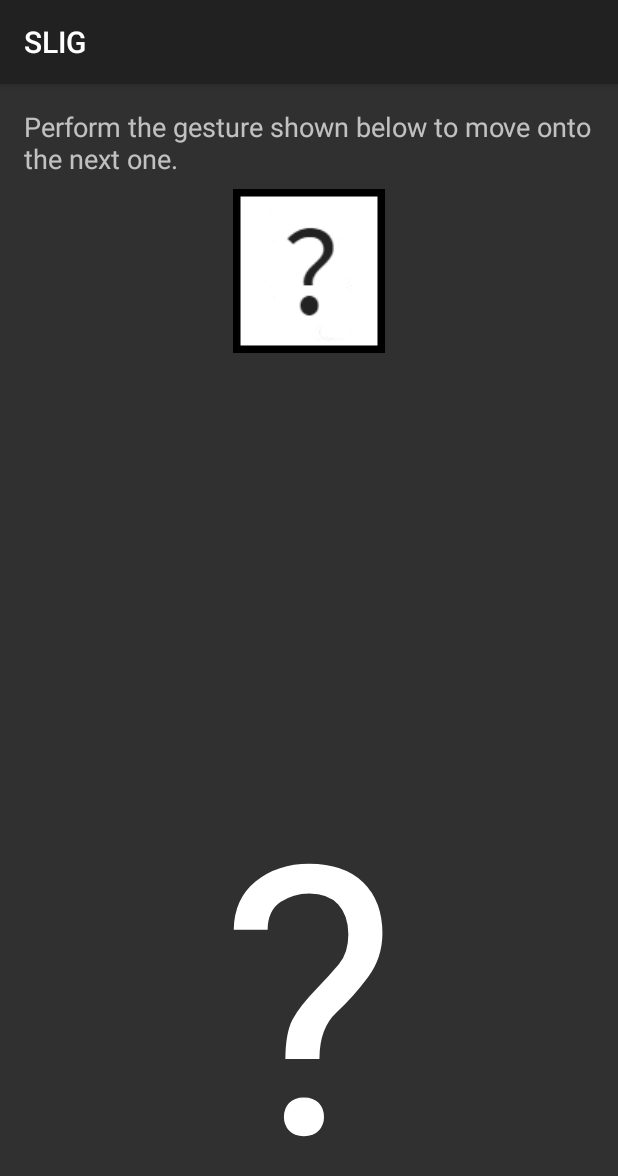
After one commit to jbalog/SLIG, an Android app: the fragment FragmentLearning shown on its own in the app's theme, on a phone screen of 412 x 824 dp. The commit adds this screen. Shown: the top 1176 px of the screen. Run offline under Robolectric (Android 15) with nearby library versions, the phone set to English and light mode, and no system bars.

Commit message:
Added Learning mode & was able to display img drawables and glove gestures successfully.

```diff
--- /dev/null
+++ b/app/src/main/java/group24/SLIG/tabs/FragmentLearning.java
@@ -0,0 +1,47 @@
+package group24.SLIG.tabs;
+
+/**
+ * Fragment used for Gesture Library tab
+ */
+
+import android.graphics.drawable.Drawable;
+import android.os.Bundle;
+import android.support.v4.app.Fragment;
+import android.view.LayoutInflater;
+import android.view.View;
+import android.view.ViewGroup;
+import android.widget.ImageView;
+
+import group24.SLIG.MainActivity;
+import group24.SLIG.R;
+
+public class FragmentLearning extends Fragment{
+    private static View mView;
+    int[] mArray = {R.drawable.img_0, R.drawable.img_1, R.drawable.img_2, R.drawable.img_3, R.drawable.img_4, R.drawable.img_5};
+
+    public static final FragmentLearning newInstance(String sampleText) {
+        FragmentLearning f = new FragmentLearning();
+
+        Bundle b = new Bundle();
+        b.putString("bString", sampleText);
+        f.setArguments(b);
+
+        return f;
+    }
+
+    @Override
+    public View onCreateView(LayoutInflater inflater, ViewGroup container, Bundle savedInstanceState) {
+
+        mView = inflater.inflate(R.layout.fragment_learning, container, false);
+        // Initialize Learning Mode
+        ImageView gestureImage = (ImageView) mView.findViewById(R.id.imgViewLearningGesture);
+        gestureImage.setImageDrawable(getResources().getDrawable(R.drawable.question_mark));
+
+        // Sample code
+//        String sampleText = getArguments().getString("bString");
+//        TextView txtSampleText = (TextView) mView.findViewById(R.id.txtViewLibrary);
+//        txtSampleText.setText(sampleText);
+
+        return mView;
+    }
+}
--- /dev/null
+++ b/app/src/main/res/layout/fragment_learning.xml
@@ -0,0 +1,53 @@
+<?xml version="1.0" encoding="utf-8"?>
+<android.support.v7.widget.LinearLayoutCompat xmlns:android="http://schemas.android.com/apk/res/android"
+                android:layout_width="match_parent"
+                android:layout_height="match_parent"
+                android:orientation="vertical"
+                android:gravity="center">
+<TextView
+    android:layout_width="wrap_content"
+    android:layout_height="wrap_content"
+    android:textAppearance="?android:attr/textAppearanceMedium"
+    android:text="@string/learning_mode_msg"
+    android:gravity="top"
+    android:paddingLeft="@dimen/activity_horizontal_margin"
+    android:paddingRight="@dimen/activity_horizontal_margin"
+    android:paddingTop="@dimen/activity_vertical_margin"/>
+<RelativeLayout
+    android:layout_width="match_parent"
+    android:layout_height="match_parent"
+    >
+
+    <ImageView
+        android:id="@+id/imgViewLearningGesture"
+        android:layout_width="wrap_content"
+        android:layout_height="wrap_content"
+        android:paddingTop="@dimen/appbar_padding_top"
+        android:layout_gravity="top"
+        android:layout_alignParentLeft="true"
+        android:layout_alignParentRight="true"
+        android:foregroundGravity="top"
+        />
+<LinearLayout
+    android:layout_width="match_parent"
+    android:layout_height="match_parent"
+    android:paddingTop="@dimen/activity_vertical_margin"
+    android:gravity="center"
+    android:foregroundGravity="bottom">
+
+    <TextView
+        android:id="@+id/txtViewLearningMode"
+        android:layout_width="wrap_content"
+        android:layout_height="wrap_content"
+        android:paddingTop="@dimen/activity_vertical_margin"
+        android:textAppearance="?android:attr/textAppearanceLarge"
+        android:text="@string/default_gesture"
+        android:textSize="250sp"
+        android:layout_gravity="bottom"
+        />
+</LinearLayout>
+
+</RelativeLayout>
+
+
+</android.support.v7.widget.LinearLayoutCompat>
--- a/app/src/main/res/layout/fragment_translator.xml
+++ b/app/src/main/res/layout/fragment_translator.xml
@@ -14,7 +14,7 @@
         android:text=""/>
 
     <TextView
-        android:id="@+id/txtViewPrimaryGesture"
+        android:id="@+id/txtViewTranslator"
         android:layout_width="wrap_content"
         android:layout_height="wrap_content"
         android:textAppearance="?android:attr/textAppearanceLarge"
--- a/app/src/main/res/values/strings.xml
+++ b/app/src/main/res/values/strings.xml
@@ -4,6 +4,7 @@
     <string name="action_settings">Settings</string>
     <string name="section_format">Hello World from section: %1$d</string>
     <string name="default_gesture">"?"</string>
+    <string name="learning_mode_msg">Perform the gesture shown below to move onto the next one.</string>
 
     <!-- BLE items -->
     <string name="ble_not_supported">BLE is not supported</string>
```
Also changed, not shown: app/src/main/java/group24/SLIG/MainActivity.java (+61 -12 lines), app/src/main/java/group24/SLIG/tabs/FragmentLibrary.java (deleted, +0 -41 lines), app/src/main/res/layout/fragment_library.xml (deleted, +0 -17 lines), app/src/main/res/drawable-mdpi/img_0.PNG (added), app/src/main/res/drawable-mdpi/img_1.png (added), app/src/main/res/drawable-mdpi/img_2.png (added), app/src/main/res/drawable-mdpi/img_3.png (added), app/src/main/res/drawable-mdpi/img_4.png (added), app/src/main/res/drawable-mdpi/img_5.png (added), app/src/main/res/drawable-mdpi/question_mark.png (added).
